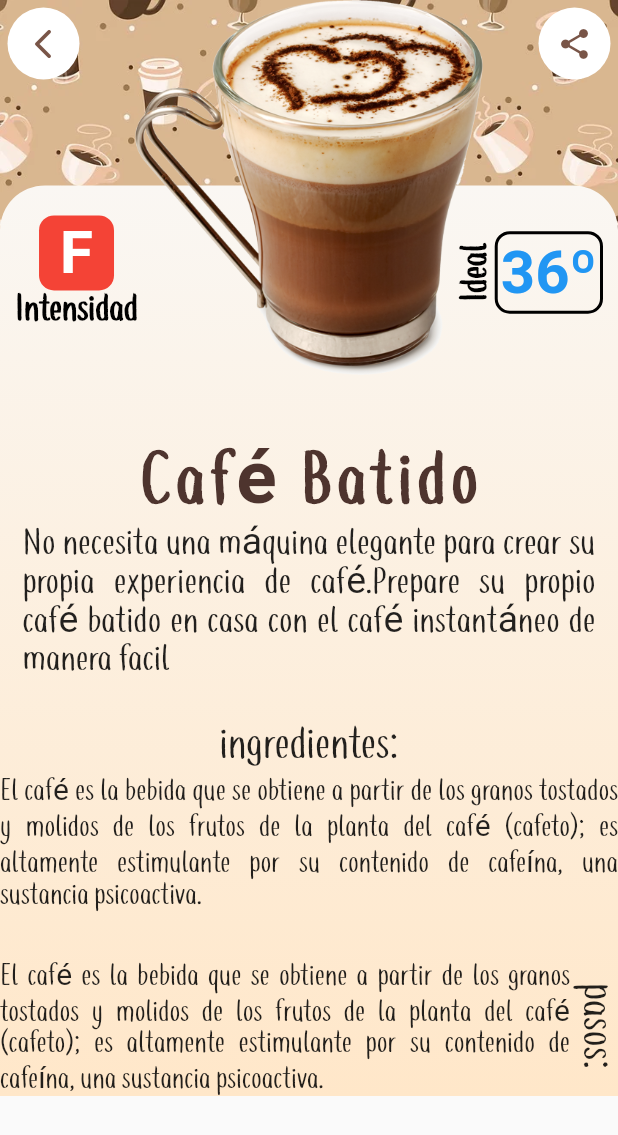
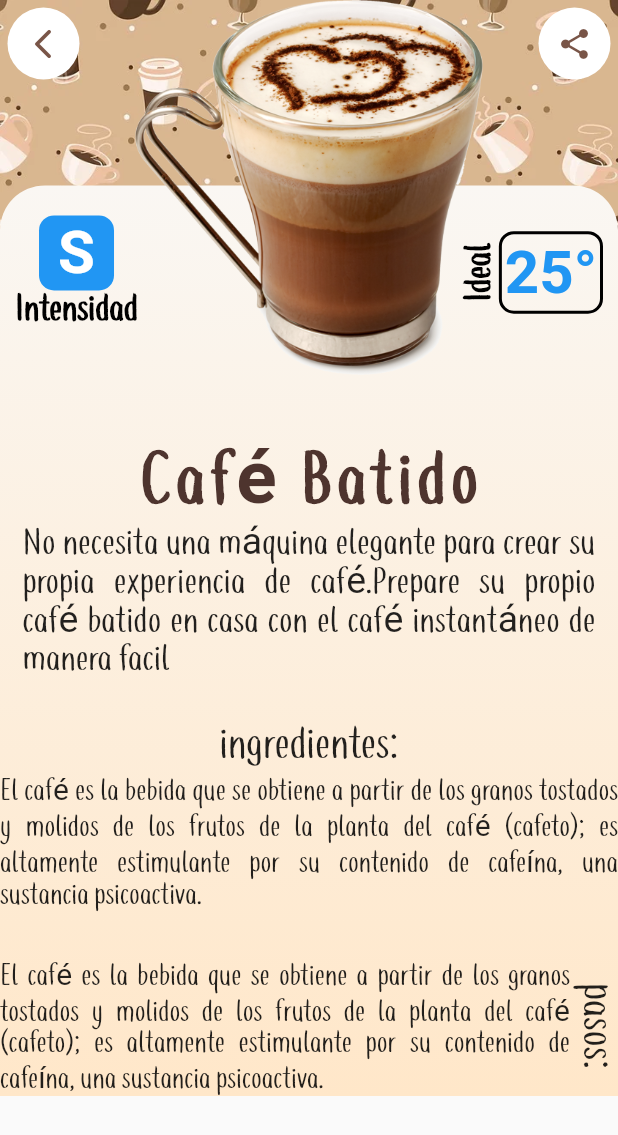
Before and after one commit to AgustinMontenegro95/coffee-hour, a Flutter app: the BodyDetails widget shown alone on an empty page, opened directly with empty values, after a tap on the "share" icon, on a phone screen of 412 x 824 dp. Shown: the top 1135 px of the screen. Run offline on Flutter 3.47's test engine with Material 2 defaults, Android fonts, the phone set to English and light mode, and no system bars; our stand-ins replace animate_do, flutter_swiper_view, freezed_annotation, share_plus.

Commit message:
Cambiado nombre de app, nombre de paquetes, features_row y detalles menores.

```diff
--- a/lib/data/constants.dart
+++ b/lib/data/coffee_list.dart
@@ -1,7 +1,7 @@
 import 'models/coffe_model.dart';
 
-List<CoffeClass> coffesList = [
-  const CoffeClass(
+List<CoffeClass> coffesList = const [
+  CoffeClass(
       name: "Café Batido",
       description:
           "No necesita una máquina elegante para crear su propia experiencia de café.Prepare su propio café batido en casa con el café instantáneo de manera facil",
@@ -19,7 +19,7 @@ List<CoffeClass> coffesList = [
         "2 cucharadas de azúcar granulada",
         "1 taza de leche o agua"
       ]),
-  const CoffeClass(
+  CoffeClass(
       name: "Frappé Latte Macchiato",
       description:
           "Helado. Cremoso. Y sumamente delicioso. Un placer helado y apetitoso que te refrescará y dará energía en cualquier momento durante el verano.",
@@ -35,7 +35,7 @@ List<CoffeClass> coffesList = [
         "1/4 cucharadita de canela en polvo",
         "Cubos de hielo",
       ]),
-  const CoffeClass(
+  CoffeClass(
       name: "Café Helado de Vainilla",
       description:
           "Este café helado de vainilla es perfecto despúes de la cena durante una noche calurosa de verano.",
@@ -55,7 +55,7 @@ List<CoffeClass> coffesList = [
         "Cubitos de hielo",
         "3/4 partes de leche",
       ]),
-  const CoffeClass(
+  CoffeClass(
       name: "Café bombón ",
       description:
           "Café bombón con chocolate y espuma de leche ideal para postre",
@@ -73,7 +73,7 @@ List<CoffeClass> coffesList = [
         "25 g de Chocolate Negro",
         "2 cucharadas de cafe instantaneo",
       ]),
-  const CoffeClass(
+  CoffeClass(
       name: "Cafe Filtro",
       description: "Un clasico,aromático y lleno de sabor.",
       intensity: "F",
--- a/lib/ui/screens/details/widgets/body_details.dart
+++ b/lib/ui/screens/details/widgets/body_details.dart
@@ -61,7 +61,7 @@ class BodyDetails extends StatelessWidget {
                     ),
                   ),
                 ),
-                const CustomAppBar(),
+                CustomAppBar(coffee: coffee),
               ],
             ),
           ),
--- a/lib/ui/screens/details/widgets/custom_appbar.dart
+++ b/lib/ui/screens/details/widgets/custom_appbar.dart
@@ -1,10 +1,11 @@
+import 'package:coffee_hour/data/coffee_list.dart';
 import 'package:flutter/material.dart';
 import 'package:share_plus/share_plus.dart';
 
 class CustomAppBar extends StatelessWidget {
-  const CustomAppBar({
-    Key? key,
-  }) : super(key: key);
+  final int coffee;
+
+  const CustomAppBar({super.key, required this.coffee});
 
   @override
   Widget build(BuildContext context) {
@@ -30,7 +31,8 @@ class CustomAppBar extends StatelessWidget {
               color: Colors.white, borderRadius: BorderRadius.circular(30)),
           child: IconButton(
               onPressed: () {
-                Share.share('check out my website https://example.com');
+                Share.share(
+                    'Haz tu mismo el ${coffesList[coffee].name}. Encontra más información descargando la aplicación Coffee hour en: https://play.google.com/store/apps/details?id=com.soludev.coffeehour');
               },
               icon: const Icon(
                 Icons.share,
--- a/lib/ui/screens/details/widgets/features_row.dart
+++ b/lib/ui/screens/details/widgets/features_row.dart
@@ -1,9 +1,10 @@
+import 'package:coffee_hour/data/coffee_list.dart';
 import 'package:flutter/material.dart';
 
 class FeaturesRow extends StatelessWidget {
-  const FeaturesRow({
-    Key? key,
-  }) : super(key: key);
+  final int coffee;
+
+  const FeaturesRow({super.key, required this.coffee});
 
   @override
   Widget build(BuildContext context) {
@@ -18,12 +19,17 @@ class FeaturesRow extends StatelessWidget {
                 height: 50,
                 width: 50,
                 decoration: BoxDecoration(
-                    color: Colors.red, borderRadius: BorderRadius.circular(10)),
-                child: const Center(
+                    color: coffesList[coffee].intensity == "S"
+                        ? Colors.blue
+                        : coffesList[coffee].intensity == "M"
+                            ? Colors.orange
+                            : Colors.red, //"F"
+                    borderRadius: BorderRadius.circular(10)),
+                child: Center(
                   child: Text(
-                    "F",
+                    coffesList[coffee].intensity,
                     textAlign: TextAlign.center,
-                    style: TextStyle(
+                    style: const TextStyle(
                         color: Colors.white,
                         fontWeight: FontWeight.bold,
                         fontSize: 40),
@@ -59,12 +65,12 @@ class FeaturesRow extends StatelessWidget {
                 decoration: BoxDecoration(
                     borderRadius: BorderRadius.circular(10),
                     border: Border.all(width: 2, color: Colors.black)),
-                child: const Padding(
-                  padding: EdgeInsets.all(2),
+                child: Padding(
+                  padding: const EdgeInsets.all(2),
                   child: Text(
-                    "36º",
+                    coffesList[coffee].temp,
                     textAlign: TextAlign.center,
-                    style: TextStyle(
+                    style: const TextStyle(
                         color: Colors.blue,
                         fontWeight: FontWeight.bold,
                         fontSize: 40),
--- a/lib/ui/screens/details/widgets/properties_coffee.dart
+++ b/lib/ui/screens/details/widgets/properties_coffee.dart
@@ -3,18 +3,19 @@ import 'package:coffee_hour/ui/screens/details/widgets/features_row.dart';
 
 import 'package:flutter/material.dart';
 
-import '../../../../data/constants.dart';
+import '../../../../data/coffee_list.dart';
 
 class PropertiesCoffee extends StatelessWidget {
   final int coffee;
 
   const PropertiesCoffee({super.key, required this.coffee});
 
+  @override
   Widget build(BuildContext context) {
     return Column(
       mainAxisAlignment: MainAxisAlignment.center,
       children: [
-        const FeaturesRow(),
+        FeaturesRow(coffee: coffee),
         FadeInDown(
           child: Padding(
             padding: const EdgeInsets.only(top: 50),
@@ -32,12 +33,12 @@ class PropertiesCoffee extends StatelessWidget {
         ),
         FadeInLeft(
           child: Padding(
-            padding: EdgeInsets.symmetric(horizontal: 15),
+            padding: const EdgeInsets.symmetric(horizontal: 15),
             child: Flexible(
               child: Text(
                 coffesList[coffee].description,
                 textAlign: TextAlign.justify,
-                style: TextStyle(
+                style: const TextStyle(
                   height: 1,
                   fontFamily: "Coffee-Tea",
                   fontSize: 25,
--- a/lib/ui/screens/home/widgets/body_home.dart
+++ b/lib/ui/screens/home/widgets/body_home.dart
@@ -1,5 +1,5 @@
 import 'package:animate_do/animate_do.dart';
-import 'package:coffee_hour/data/constants.dart';
+import 'package:coffee_hour/data/coffee_list.dart';
 
 import 'package:coffee_hour/ui/widgets/background.dart';
 import 'package:coffee_hour/ui/widgets/powered_by.dart';
--- a/pubspec.yaml
+++ b/pubspec.yaml
@@ -1,5 +1,5 @@
 name: coffee_hour
-description: A new Flutter project.
+description: Aprende a hacer el mejor café tu mismo.
 
 publish_to: 'none'
 
@@ -27,6 +27,9 @@ dev_dependencies:
   freezed: ^2.1.0+1
   build_runner: ^2.2.0
   json_serializable: ^6.3.1
+
+  change_app_package_name: ^0.1.3
+
   flutter_test:
     sdk: flutter
 
```
Also changed, not shown: lib/data/models/coffe_model.g.dart, pubspec.lock, 6 other files.
